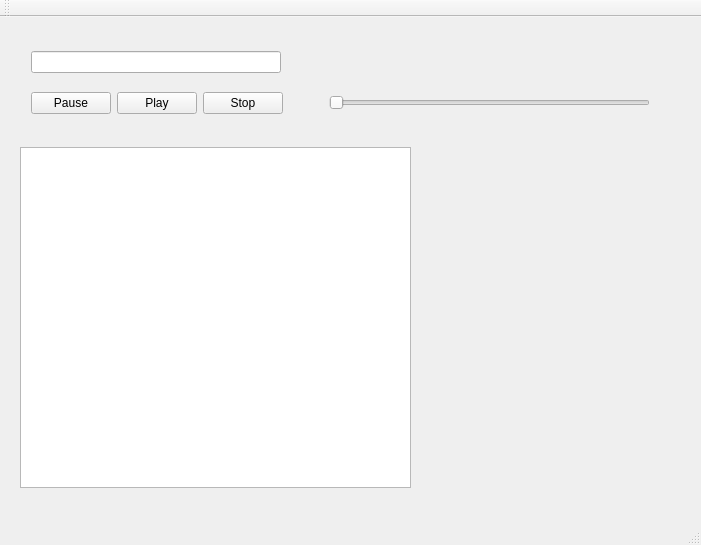
Before: the Qt Designer form mainwindow.ui in cagdasc/CacaTube, drawn with Qt 5.
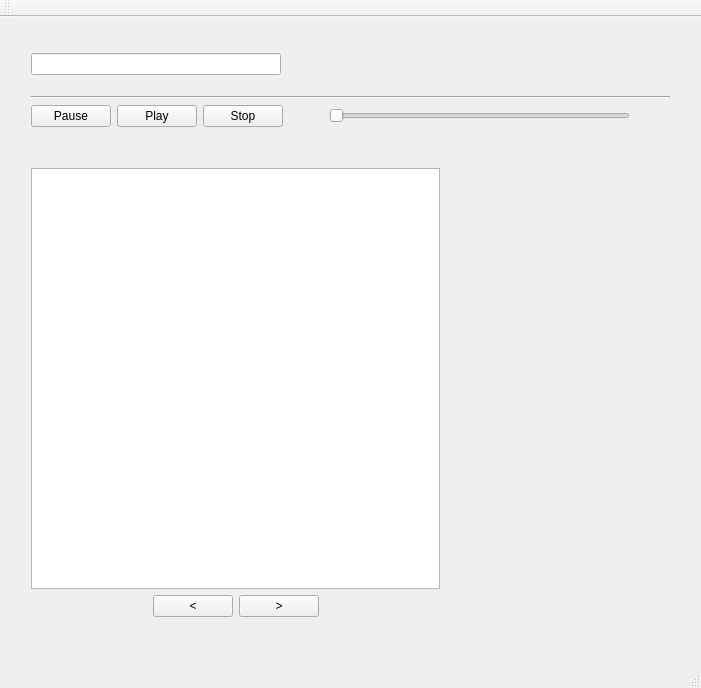
After: the same form once the commit is applied.

What changed in the file:
```diff
--- a/mainwindow.ui
+++ b/mainwindow.ui
@@ -7,35 +7,19 @@
     <x>0</x>
     <y>0</y>
     <width>701</width>
-    <height>545</height>
+    <height>688</height>
    </rect>
   </property>
   <property name="windowTitle">
    <string>CacaTube</string>
   </property>
   <widget class="QWidget" name="centralWidget">
-   <widget class="QListView" name="title_list">
-    <property name="enabled">
-     <bool>true</bool>
-    </property>
-    <property name="geometry">
-     <rect>
-      <x>20</x>
-      <y>130</y>
-      <width>391</width>
-      <height>341</height>
-     </rect>
-    </property>
-    <property name="editTriggers">
-     <set>QAbstractItemView::NoEditTriggers</set>
-    </property>
-   </widget>
    <widget class="QWidget" name="verticalLayoutWidget">
     <property name="geometry">
      <rect>
       <x>20</x>
       <y>10</y>
-      <width>681</width>
+      <width>661</width>
       <height>111</height>
      </rect>
     </property>
@@ -64,6 +48,19 @@
          </property>
         </widget>
        </item>
+       <item>
+        <widget class="QLabel" name="loading_status">
+         <property name="sizePolicy">
+          <sizepolicy hsizetype="Maximum" vsizetype="Preferred">
+           <horstretch>0</horstretch>
+           <verstretch>0</verstretch>
+          </sizepolicy>
+         </property>
+         <property name="text">
+          <string/>
+         </property>
+        </widget>
+       </item>
        <item>
         <spacer name="horizontalSpacer_2">
          <property name="orientation">
@@ -79,6 +76,13 @@
        </item>
       </layout>
      </item>
+     <item>
+      <widget class="Line" name="line">
+       <property name="orientation">
+        <enum>Qt::Horizontal</enum>
+       </property>
+      </widget>
+     </item>
      <item>
       <layout class="QHBoxLayout" name="horizontalLayout_2">
        <item>
@@ -175,6 +179,84 @@
      </item>
     </layout>
    </widget>
+   <widget class="QWidget" name="verticalLayoutWidget_2">
+    <property name="geometry">
+     <rect>
+      <x>20</x>
+      <y>140</y>
+      <width>431</width>
+      <height>471</height>
+     </rect>
+    </property>
+    <layout class="QVBoxLayout" name="verticalLayout_2">
+     <item>
+      <widget class="QListView" name="title_list">
+       <property name="enabled">
+        <bool>true</bool>
+       </property>
+       <property name="editTriggers">
+        <set>QAbstractItemView::NoEditTriggers</set>
+       </property>
+      </widget>
+     </item>
+     <item>
+      <layout class="QHBoxLayout" name="horizontalLayout_3">
+       <item>
+        <spacer name="horizontalSpacer_5">
+         <property name="orientation">
+          <enum>Qt::Horizontal</enum>
+         </property>
+         <property name="sizeHint" stdset="0">
+          <size>
+           <width>40</width>
+           <height>20</height>
+          </size>
+         </property>
+        </spacer>
+       </item>
+       <item>
+        <widget class="QPushButton" name="prev_button">
+         <property name="sizePolicy">
+          <sizepolicy hsizetype="Maximum" vsizetype="Fixed">
+           <horstretch>0</horstretch>
+           <verstretch>0</verstretch>
+          </sizepolicy>
+         </property>
+         <property name="text">
+          <string>&lt;</string>
+         </property>
+        </widget>
+       </item>
+       <item>
+        <widget class="QPushButton" name="next_button">
+         <property name="sizePolicy">
+          <sizepolicy hsizetype="Maximum" vsizetype="Fixed">
+           <horstretch>0</horstretch>
+           <verstretch>0</verstretch>
+          </sizepolicy>
+         </property>
+         <property name="text">
+          <string>&gt;</string>
+         </property>
+        </widget>
+       </item>
+       <item>
+        <spacer name="horizontalSpacer_4">
+         <property name="orientation">
+          <enum>Qt::Horizontal</enum>
+         </property>
+         <property name="sizeHint" stdset="0">
+          <size>
+           <width>40</width>
+           <height>20</height>
+          </size>
+         </property>
+        </spacer>
+       </item>
+      </layout>
+     </item>
+    </layout>
+   </widget>
   </widget>
   <widget class="QMenuBar" name="menuBar">
    <property name="geometry">
```
